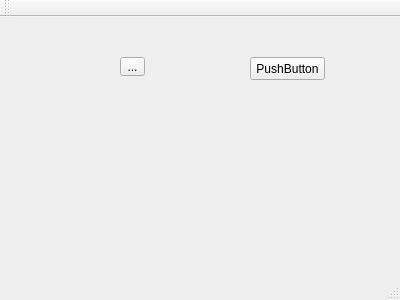
The window that ATOassignment/atoassignmentmainwindow.ui (stephaniaa/stephAssignment1) describes before a commit, drawn with Qt 5.
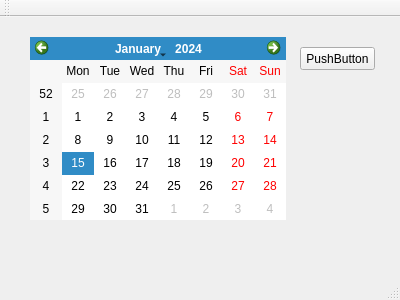
The same window after the commit.

Patch:
```diff
--- a/ATOassignment/atoassignmentmainwindow.ui
+++ b/ATOassignment/atoassignmentmainwindow.ui
@@ -17,8 +17,8 @@
    <widget class="QPushButton" name="pushButton">
     <property name="geometry">
      <rect>
-      <x>250</x>
-      <y>40</y>
+      <x>300</x>
+      <y>30</y>
       <width>75</width>
       <height>23</height>
      </rect>
@@ -27,18 +27,15 @@
      <string>PushButton</string>
     </property>
    </widget>
-   <widget class="QToolButton" name="toolButton">
+   <widget class="QCalendarWidget" name="calendarWidget">
     <property name="geometry">
      <rect>
-      <x>120</x>
-      <y>40</y>
-      <width>25</width>
-      <height>19</height>
+      <x>30</x>
+      <y>20</y>
+      <width>256</width>
+      <height>183</height>
      </rect>
     </property>
-    <property name="text">
-     <string>...</string>
-    </property>
    </widget>
   </widget>
   <widget class="QMenuBar" name="menuBar">
```
